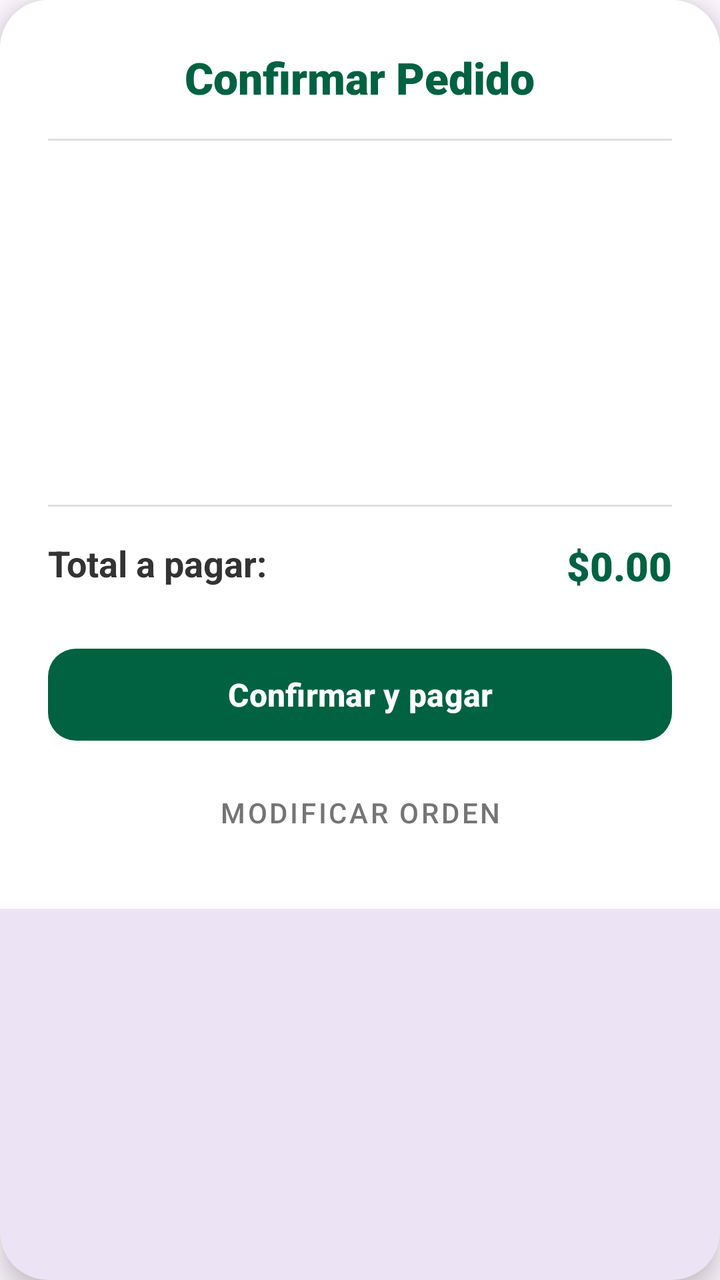
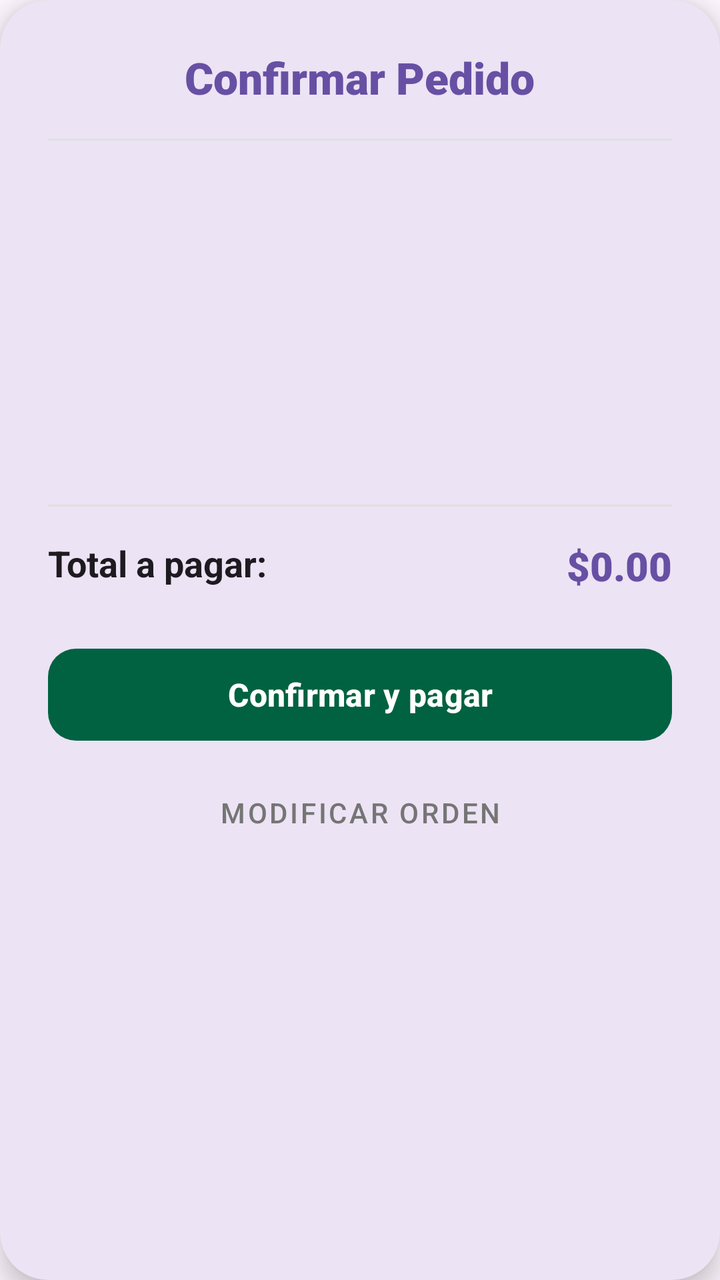

The first picture is an Android layout as it rendered before a commit; the second is the same layout after the commit. The layout source and the unified diff follow.
<!-- AndroidManifest.xml: application theme Theme.Navegacion_Menus -->
<!-- res/layout/dialog_confirmar_pedido.xml -->
<?xml version="1.0" encoding="utf-8"?>
<com.google.android.material.card.MaterialCardView
    xmlns:android="http://schemas.android.com/apk/res/android"
    xmlns:app="http://schemas.android.com/apk/res-auto"
    android:layout_width="match_parent"
    android:layout_height="wrap_content"
    app:cardCornerRadius="24dp"
    app:cardElevation="8dp"
    android:layout_margin="16dp"
    app:strokeWidth="0dp">

    <LinearLayout
        android:layout_width="match_parent"
        android:layout_height="wrap_content"
        android:orientation="vertical"
        android:padding="24dp"
        android:background="#FFFFFF">

        <TextView
            android:layout_width="wrap_content"
            android:layout_height="wrap_content"
            android:text="Confirmar Pedido"
            android:textSize="22sp"
            android:fontFamily="sans-serif-black"
            android:textColor="#006241"
            android:layout_gravity="center_horizontal"
            android:layout_marginBottom="16dp"/>

        <View
            android:layout_width="match_parent"
            android:layout_height="1dp"
            android:background="#E0E0E0"
            android:layout_marginBottom="16dp"/>

        <ScrollView
            android:layout_width="match_parent"
            android:layout_height="150dp"
            android:fadeScrollbars="false">
            <LinearLayout
                android:id="@+id/container_resumen_pedido"
                android:layout_width="match_parent"
                android:layout_height="wrap_content"
                android:orientation="vertical"/>
        </ScrollView>

        <View
            android:layout_width="match_parent"
            android:layout_height="1dp"
            android:background="#E0E0E0"
            android:layout_marginTop="16dp"
            android:layout_marginBottom="16dp"/>

        <RelativeLayout
            android:layout_width="match_parent"
            android:layout_height="wrap_content"
            android:layout_marginBottom="24dp">
            <TextView
                android:layout_width="wrap_content"
                android:layout_height="wrap_content"
                android:text="Total a pagar:"
                android:textSize="18sp"
                android:textStyle="bold"
                android:textColor="#333333"
                android:layout_alignParentStart="true"/>
            <TextView
                android:id="@+id/tv_total_confirmacion"
                android:layout_width="wrap_content"
                android:layout_height="wrap_content"
                android:text="$0.00"
                android:textSize="20sp"
                android:fontFamily="sans-serif-black"
                android:textColor="#006241"
                android:layout_alignParentEnd="true"/>
        </RelativeLayout>

        <com.google.android.material.button.MaterialButton
            android:id="@+id/btn_finalizar_pedido"
            android:layout_width="match_parent"
            android:layout_height="54dp"
            android:text="Confirmar y pagar"
            android:textSize="16sp"
            android:textStyle="bold"
            app:backgroundTint="#006241"
            app:cornerRadius="14dp"
            android:layout_marginBottom="8dp"/>

        <com.google.android.material.button.MaterialButton
            android:id="@+id/btn_cancelar_pedido"
            style="@style/Widget.MaterialComponents.Button.TextButton"
            android:layout_width="match_parent"
            android:layout_height="48dp"
            android:text="Modificar orden"
            android:textColor="#757575"
            android:textSize="14sp"/>

    </LinearLayout>
</com.google.android.material.card.MaterialCardView>
<!-- resources referenced by this layout -->
<resources>
  <style name="Theme.Navegacion_Menus" parent="Base.Theme.Navegacion_Menus" />
  <style name="Base.Theme.Navegacion_Menus" parent="Theme.Material3.DayNight.NoActionBar">
          
          
          <item name="android:windowTranslucentStatus">true</item>
      </style>
</resources>

<!-- the commit's change to res/layout/dialog_confirmar_pedido.xml (unified diff, before → after) -->
@@ -14,7 +14,7 @@
         android:layout_height="wrap_content"
         android:orientation="vertical"
         android:padding="24dp"
-        android:background="#FFFFFF">
+        >
 
         <TextView
             android:layout_width="wrap_content"
@@ -22,7 +22,7 @@
             android:text="Confirmar Pedido"
             android:textSize="22sp"
             android:fontFamily="sans-serif-black"
-            android:textColor="#006241"
+            android:textColor="?attr/colorPrimary"
             android:layout_gravity="center_horizontal"
             android:layout_marginBottom="16dp"/>
 
@@ -60,7 +60,7 @@
                 android:text="Total a pagar:"
                 android:textSize="18sp"
                 android:textStyle="bold"
-                android:textColor="#333333"
+                android:textColor="?android:attr/textColorPrimary"
                 android:layout_alignParentStart="true"/>
             <TextView
                 android:id="@+id/tv_total_confirmacion"
@@ -69,7 +69,7 @@
                 android:text="$0.00"
                 android:textSize="20sp"
                 android:fontFamily="sans-serif-black"
-                android:textColor="#006241"
+                android:textColor="?attr/colorPrimary"
                 android:layout_alignParentEnd="true"/>
         </RelativeLayout>
 
<!-- resource entries referenced after the edit -->
@@ -2,9 +2,13 @@
 <resources>
   <style name="Theme.Navegacion_Menus" parent="Base.Theme.Navegacion_Menus" />
   <style name="Base.Theme.Navegacion_Menus" parent="Theme.Material3.DayNight.NoActionBar">
-          
-          
+          <item name="colorBarraYBotones">@color/morado_app_theme</item>
+          <item name="colorTextoPasos">@color/primary_color</item>
+  
+          <item name="colorPrimary">?attr/colorBarraYBotones</item>
           <item name="android:windowTranslucentStatus">true</item>
       </style>
+  <color name="morado_app_theme">#6750A4</color>
+  <color name="primary_color">#006241</color>
 </resources>
 
